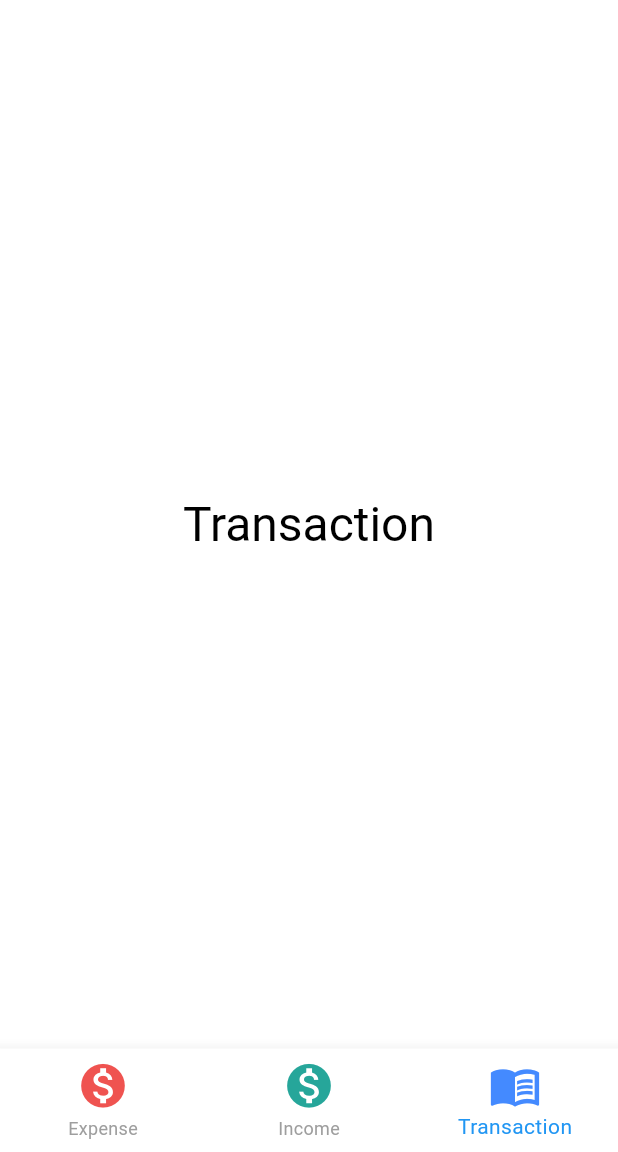
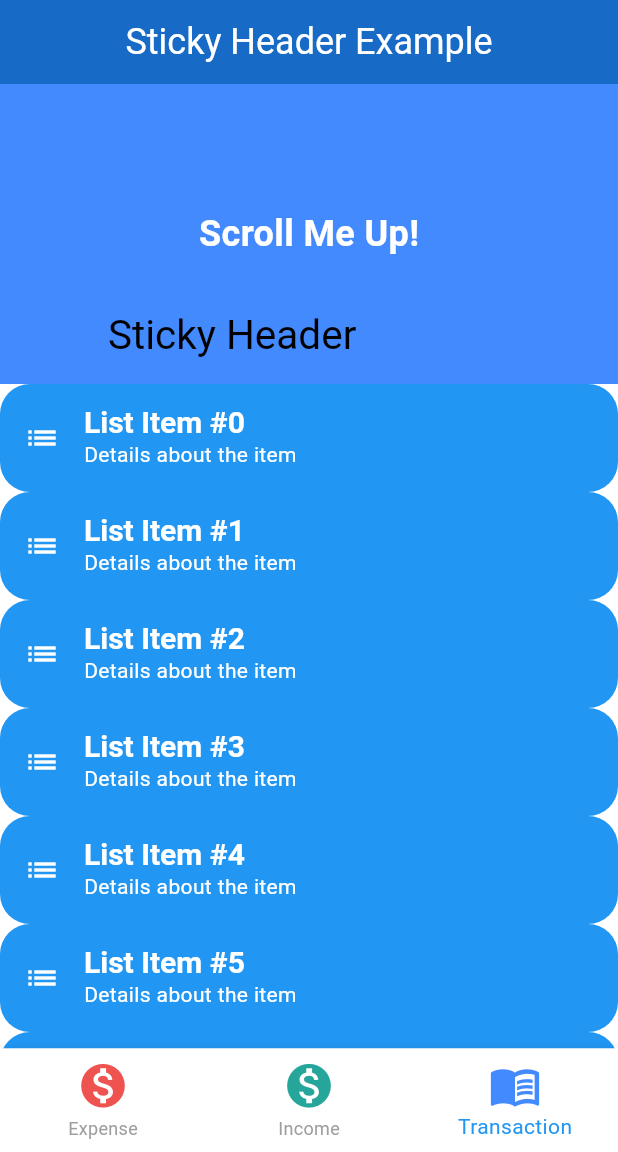
Before and after one commit to Akash006/expenseTracker, a Flutter app: the screen it shows after launch, swiped to page 3, on a phone screen of 412 x 824 dp, the part 84-1236 px from its top. Run offline on Flutter 3.47's test engine with Material 3 defaults, Android fonts, the phone set to English and light mode, and no system bars; our stand-ins replace flutter_svg, go_router; Roboto replaces fonts that are missing (Raleway).

Commit message:
Adding addTranscation view

```diff
--- a/lib/routes/appRouteConfig.dart
+++ b/lib/routes/appRouteConfig.dart
@@ -1,6 +1,8 @@
 import 'package:go_router/go_router.dart';
 import 'package:expense_tracker/widgets/home.dart';
 import 'package:expense_tracker/routes/appRouteConstants.dart';
+import 'package:expense_tracker/views/transcationView.dart';
+import '../views/addTranscations.dart';
 import 'errorPage.dart';
 
 class MyAppRouter {
@@ -13,6 +15,19 @@ class MyAppRouter {
         path: '/',
         builder: (context, state) => HomeWidget(),
       ),
+      GoRoute(
+        name: MyAppRouteConstants.transactionViewRouteName,
+        path: '/transactionView',
+        builder: (context, state) => StickyHeaderWithList(),
+      ),
+      GoRoute(
+        path: '/addtransaction/:type/:category',
+        builder: (context, state) {
+          final type = state.pathParameters['type']!;
+          final category = state.pathParameters['category']!;
+          return Addtranscations(type: type, category: category);
+        },
+      ),
     ],
   );
 }
--- a/lib/routes/appRouteConstants.dart
+++ b/lib/routes/appRouteConstants.dart
@@ -1,3 +1,5 @@
 class MyAppRouteConstants {
   static const String homeWidgetRouteName = 'homeWidget';
+  static const String transactionViewRouteName = 'transactionView';
+  static const String addingtransactionRouteName = 'addtransaction';
 }
--- /dev/null
+++ b/lib/views/transcationView.dart
@@ -0,0 +1,51 @@
+import 'package:flutter/material.dart';
+
+class StickyHeaderWithList extends StatelessWidget {
+  @override
+  Widget build(BuildContext context) {
+    return Scaffold(
+      appBar: AppBar(
+        title: const Text('Sticky Header Example'),
+      ),
+      body: CustomScrollView(
+        slivers: [
+          // Sticky Header
+          SliverAppBar(
+            floating: false,
+            pinned: true,
+            expandedHeight: 200.0,
+            flexibleSpace: FlexibleSpaceBar(
+              title: const Text('Sticky Header'),
+              background: Container(
+                color: Colors.blueAccent,
+                child: Center(
+                  child: Text(
+                    'Scroll Me Up!',
+                    style: TextStyle(
+                      color: Colors.white,
+                      fontSize: 24,
+                      fontWeight: FontWeight.bold,
+                    ),
+                  ),
+                ),
+              ),
+            ),
+          ),
+          // List Below Sticky Header
+          SliverList(
+            delegate: SliverChildBuilderDelegate(
+                  (BuildContext context, int index) {
+                return ListTile(
+                  leading: Icon(Icons.list),
+                  title: Text('List Item #$index'),
+                  subtitle: const Text('Details about the item'),
+                );
+              },
+              childCount: 50, // Number of list items
+            ),
+          ),
+        ],
+      ),
+    );
+  }
+}
--- a/lib/widgets/home.dart
+++ b/lib/widgets/home.dart
@@ -1,4 +1,5 @@
 import 'package:flutter/material.dart';
+import 'package:expense_tracker/views/transcationView.dart';
 import 'expenseView.dart';
 
 class HomeWidget extends StatefulWidget {
@@ -33,8 +34,15 @@ class _HomeWidgetState extends State<HomeWidget> {
       length: 4,
       child: Scaffold(
         appBar: AppBar(
-          title: const Text('Expense Tracker'),
+          title: const Text(
+              'Expense Tracker',
+            style: TextStyle(
+              fontWeight: FontWeight.normal,
+            ),
+          ),
+          // centerTitle: false,
           backgroundColor: Colors.blue[400],
+          elevation: 10,
         ),
         body: PageView(
           controller: pageController,
@@ -50,12 +58,13 @@ class _HomeWidgetState extends State<HomeWidget> {
             ExpenseView(
                 key: ValueKey("expense-${selectedindex}"), // Unique key
                 view:"income"),
-            Center(
-              child: Text(
-                "Transaction",
-                style: Theme.of(context).textTheme.headlineLarge,
-              ),
-            ),
+            // Center(
+            //   child: Text(
+            //     "Transaction",
+            //     style: Theme.of(context).textTheme.headlineLarge,
+            //   ),
+            // ),
+            StickyHeaderWithList()
           ],
         ),
         bottomNavigationBar: BottomNavigationBar(
```
Also changed, not shown: lib/views/addTranscations.dart (added, +21 -0 lines), lib/widgets/expenseView.dart (+30 -21 lines).
